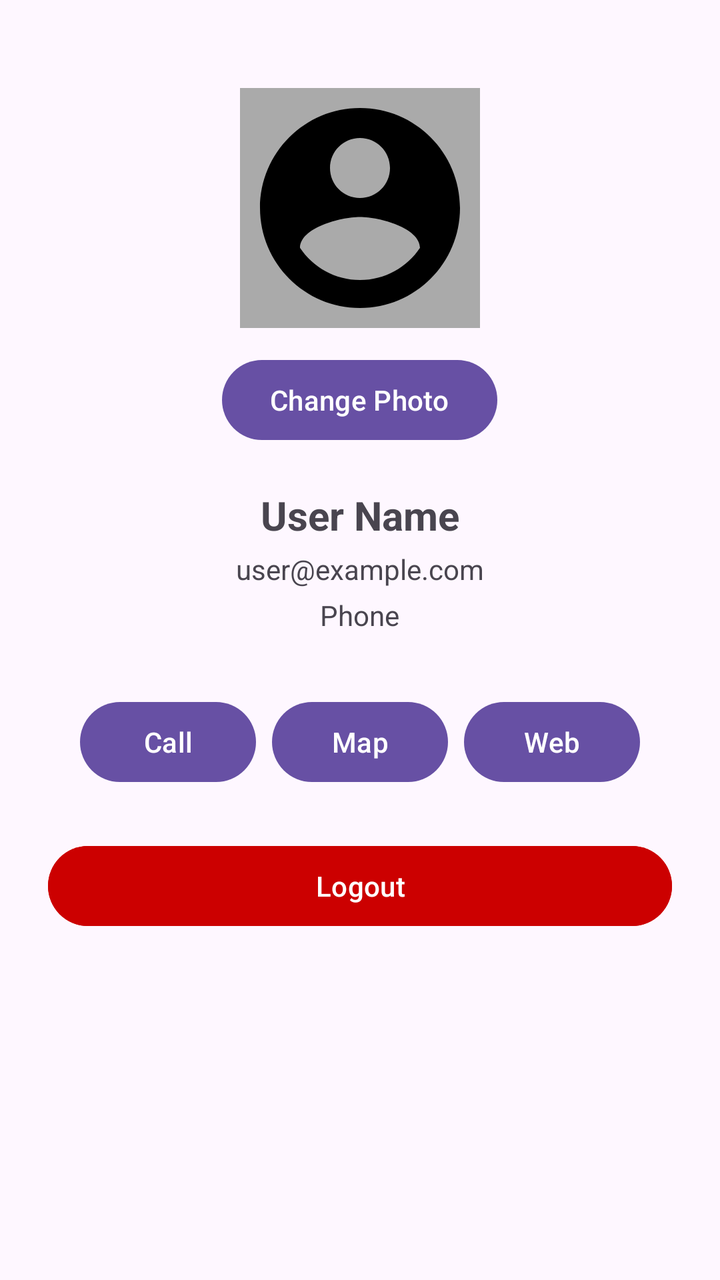
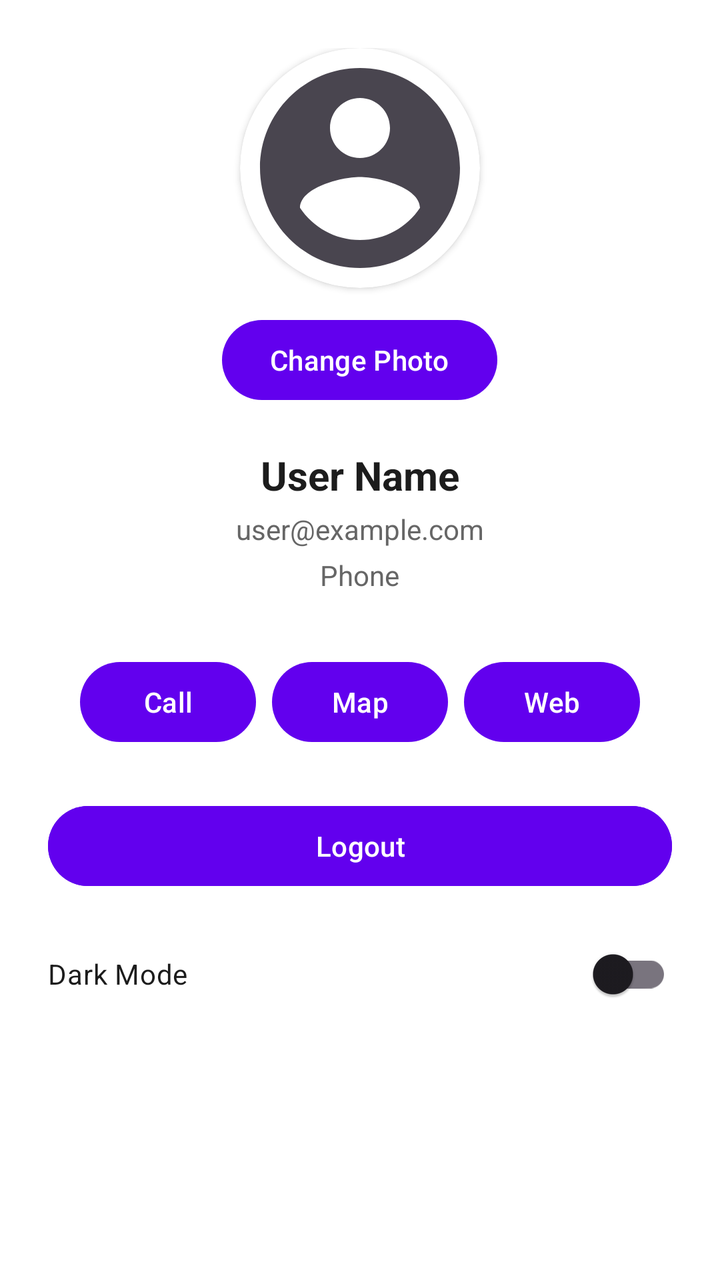

The first picture is an Android layout as it rendered before a commit; the second is the same layout after the commit. The layout source and the unified diff follow.
<!-- AndroidManifest.xml: application theme Theme.HomeService -->
<!-- res/layout/fragment_account.xml -->
<?xml version="1.0" encoding="utf-8"?>
<LinearLayout xmlns:android="http://schemas.android.com/apk/res/android"
    android:layout_width="match_parent"
    android:layout_height="match_parent"
    android:orientation="vertical"
    android:gravity="center_horizontal"
    android:padding="24dp">

    <ImageView
        android:id="@+id/ivProfilePic"
        android:layout_width="120dp"
        android:layout_height="120dp"
        android:src="@drawable/ic_profile_default"
        android:scaleType="centerCrop"
        android:background="@android:color/darker_gray"
        android:layout_marginTop="20dp"
        android:clickable="true"
        android:focusable="true" />

    <Button
        android:id="@+id/btnUploadPic"
        android:layout_width="wrap_content"
        android:layout_height="wrap_content"
        android:text="Change Photo"
        android:layout_marginTop="12dp" />

    <TextView
        android:id="@+id/tvUsername"
        android:layout_width="wrap_content"
        android:layout_height="wrap_content"
        android:text="User Name"
        android:textSize="20sp"
        android:textStyle="bold"
        android:layout_marginTop="20dp" />

    <TextView
        android:id="@+id/tvEmail"
        android:layout_width="wrap_content"
        android:layout_height="wrap_content"
        android:text="user@example.com"
        android:textSize="14sp"
        android:layout_marginTop="4dp" />

    <TextView
        android:id="@+id/tvUserPhone"
        android:layout_width="wrap_content"
        android:layout_height="wrap_content"
        android:text="Phone"
        android:textSize="14sp"
        android:layout_marginTop="4dp" />

    <LinearLayout
        android:layout_width="match_parent"
        android:layout_height="wrap_content"
        android:orientation="horizontal"
        android:gravity="center"
        android:layout_marginTop="30dp">

        <Button
            android:id="@+id/btnCall"
            android:layout_width="wrap_content"
            android:layout_height="wrap_content"
            android:text="Call"
            android:layout_marginEnd="8dp" />

        <Button
            android:id="@+id/btnMap"
            android:layout_width="wrap_content"
            android:layout_height="wrap_content"
            android:text="Map"
            android:layout_marginEnd="8dp" />

        <Button
            android:id="@+id/btnWebsite"
            android:layout_width="wrap_content"
            android:layout_height="wrap_content"
            android:text="Web" />
    </LinearLayout>

    <Button
        android:id="@+id/btnLogout"
        android:layout_width="match_parent"
        android:layout_height="wrap_content"
        android:text="Logout"
        android:layout_marginTop="24dp"
        android:backgroundTint="@android:color/holo_red_dark" />

</LinearLayout>
<!-- resources referenced by this layout -->
<resources>
  <!-- drawable ic_profile_default (drawable) -->
  <vector xmlns:android="http://schemas.android.com/apk/res/android"
      android:width="24dp"
      android:height="24dp"
      android:viewportWidth="24"
      android:viewportHeight="24">
      <path
          android:fillColor="#FF000000"
          android:pathData="M12,2C6.48,2 2,6.48 2,12s4.48,10 10,10 10,-4.48 10,-10S17.52,2 12,2zm0,3c1.66,0 3,1.34 3,3s-1.34,3-3,3-3-1.34-3-3 1.34-3,3-3zm0,14.2c-2.5,0-4.71-1.28-6-3.22 0.03-1.99 4-3.08 6-3.08 1.99,0 5.97,1.09 6,3.08-1.29,1.94-3.5,3.22-6,3.22z"/>
  </vector>
  <style name="Theme.HomeService" parent="Base.Theme.HomeService" />
  <style name="Base.Theme.HomeService" parent="Theme.Material3.DayNight.NoActionBar">
          
          
      </style>
</resources>

<!-- the commit's change to res/layout/fragment_account.xml (unified diff, before → after) -->
@@ -1,21 +1,27 @@
 <?xml version="1.0" encoding="utf-8"?>
 <LinearLayout xmlns:android="http://schemas.android.com/apk/res/android"
+    xmlns:app="http://schemas.android.com/apk/res-auto"
     android:layout_width="match_parent"
     android:layout_height="match_parent"
     android:orientation="vertical"
     android:gravity="center_horizontal"
+    android:background="@color/background"
     android:padding="24dp">
 
-    <ImageView
-        android:id="@+id/ivProfilePic"
+    <androidx.cardview.widget.CardView
         android:layout_width="120dp"
         android:layout_height="120dp"
-        android:src="@drawable/ic_profile_default"
-        android:scaleType="centerCrop"
-        android:background="@android:color/darker_gray"
-        android:layout_marginTop="20dp"
-        android:clickable="true"
-        android:focusable="true" />
+        app:cardCornerRadius="60dp"
+        app:cardBackgroundColor="@color/card_background">
+
+        <ImageView
+            android:id="@+id/ivProfilePic"
+            android:layout_width="match_parent"
+            android:layout_height="match_parent"
+            android:src="@drawable/ic_profile_default"
+            android:scaleType="centerCrop"
+            app:tint="?attr/colorControlNormal" />
+    </androidx.cardview.widget.CardView>
 
     <Button
         android:id="@+id/btnUploadPic"
@@ -31,6 +37,7 @@
         android:text="User Name"
         android:textSize="20sp"
         android:textStyle="bold"
+        android:textColor="@color/text_primary"
         android:layout_marginTop="20dp" />
 
     <TextView
@@ -39,6 +46,7 @@
         android:layout_height="wrap_content"
         android:text="user@example.com"
         android:textSize="14sp"
+        android:textColor="@color/text_secondary"
         android:layout_marginTop="4dp" />
 
     <TextView
@@ -47,6 +55,7 @@
         android:layout_height="wrap_content"
         android:text="Phone"
         android:textSize="14sp"
+        android:textColor="@color/text_secondary"
         android:layout_marginTop="4dp" />
 
     <LinearLayout
@@ -83,6 +92,13 @@
         android:layout_height="wrap_content"
         android:text="Logout"
         android:layout_marginTop="24dp"
-        android:backgroundTint="@android:color/holo_red_dark" />
+        android:backgroundTint="@color/purple_500" />
+    <com.google.android.material.switchmaterial.SwitchMaterial
+        android:id="@+id/switchDarkMode"
+        android:layout_width="match_parent"
+        android:layout_height="wrap_content"
+        android:text="Dark Mode"
+        android:textColor="@color/text_primary"
+        android:layout_marginTop="16dp" />
 
 </LinearLayout>
<!-- resource entries referenced after the edit -->
@@ -1,5 +1,10 @@
 <!-- resources referenced by this layout -->
 <resources>
+  <color name="background">#FFFFFF</color>
+  <color name="card_background">#FFFFFF</color>
+  <color name="purple_500">#6200EE</color>
+  <color name="text_primary">#1C1C1C</color>
+  <color name="text_secondary">#666666</color>
   <!-- drawable ic_profile_default (drawable) -->
   <vector xmlns:android="http://schemas.android.com/apk/res/android"
       android:width="24dp"
@@ -10,10 +15,21 @@
           android:fillColor="#FF000000"
           android:pathData="M12,2C6.48,2 2,6.48 2,12s4.48,10 10,10 10,-4.48 10,-10S17.52,2 12,2zm0,3c1.66,0 3,1.34 3,3s-1.34,3-3,3-3-1.34-3-3 1.34-3,3-3zm0,14.2c-2.5,0-4.71-1.28-6-3.22 0.03-1.99 4-3.08 6-3.08 1.99,0 5.97,1.09 6,3.08-1.29,1.94-3.5,3.22-6,3.22z"/>
   </vector>
-  <style name="Theme.HomeService" parent="Base.Theme.HomeService" />
-  <style name="Base.Theme.HomeService" parent="Theme.Material3.DayNight.NoActionBar">
-          
-          
+  <style name="Theme.HomeService" parent="Theme.Material3.DayNight.NoActionBar">
+          <item name="colorPrimary">@color/purple_500</item>
+          <item name="colorPrimaryVariant">@color/purple_700</item>
+          <item name="colorOnPrimary">@color/white</item>
+          <item name="colorSecondary">@color/teal_200</item>
+          <item name="colorSecondaryVariant">@color/teal_700</item>
+          <item name="colorOnSecondary">@color/black</item>
+          <item name="android:statusBarColor">?attr/colorPrimaryVariant</item>
+          <item name="android:windowLightStatusBar">true</item>
+          <item name="android:navigationBarColor">?android:attr/colorBackground</item>
       </style>
+  <color name="purple_700">#3700B3</color>
+  <color name="white">#FFFFFFFF</color>
+  <color name="teal_200">#03DAC5</color>
+  <color name="teal_700">#018786</color>
+  <color name="black">#FF000000</color>
 </resources>
 
